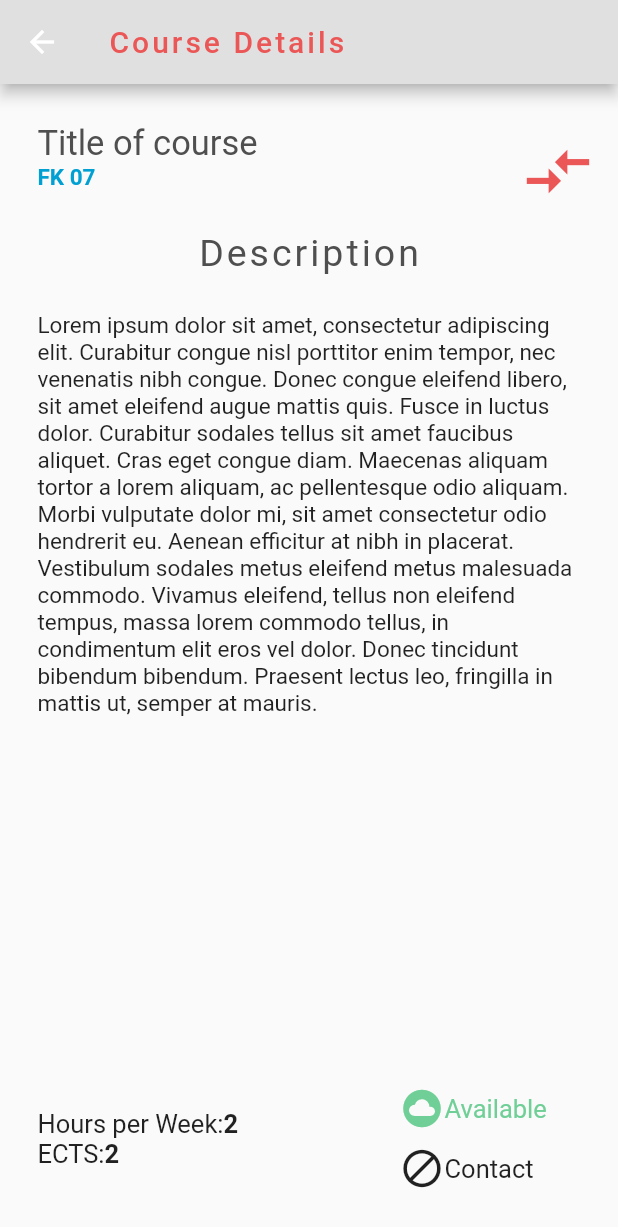
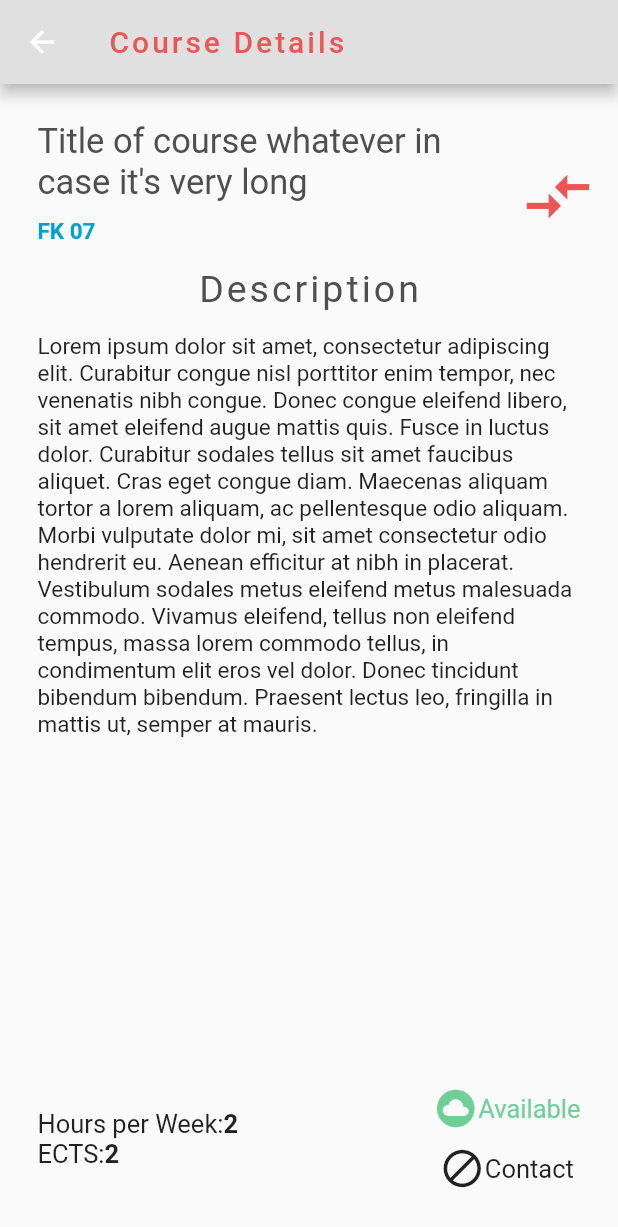
Before and after one commit to mobileappdevhm/dev-team-1-cie-app-in-flutter, a Flutter app: the CourseDetails screen opened directly, on a phone screen of 412 x 824 dp. Shown: the top 1227 px of the screen. Run offline on Flutter 3.47's test engine with Material 2 defaults, Android fonts, the phone set to English and light mode, and no system bars; our stand-ins replace connectivity; missing offline and left inert: progress_hud; accounts and stored records are empty.

Commit message:
Fix overflow bug on the bottom and expand the course title text
Expand the course title and change available/contact box to a container.

```diff
--- a/lib/widgets/courseDetails.dart
+++ b/lib/widgets/courseDetails.dart
@@ -38,9 +38,12 @@ class _CourseDetailsState extends State<CourseDetails> {
                       child: new Column(
                         crossAxisAlignment: CrossAxisAlignment.start,
                         children: <Widget>[
-                          new Text(
-                            "Title of course",
-                            style: CiEStyle.getCourseDescriptionTitleStyle(),
+                          new Container(
+                            padding: const EdgeInsets.only(bottom: 10.0),
+                            child: new Text(
+                              "Title of course whatever in case it's very long",
+                              style: CiEStyle.getCourseDescriptionTitleStyle(),
+                            ),
                           ),
                           new Text(
                             "FK 07",
@@ -49,7 +52,7 @@ class _CourseDetailsState extends State<CourseDetails> {
                         ],
                       ),
                     )),
-                    new Expanded(
+                    new Container(
                       child: new Align(
                         alignment: Alignment.centerRight,
                         child: new IconButton(
@@ -70,7 +73,7 @@ class _CourseDetailsState extends State<CourseDetails> {
                 children: <Widget>[
                   new Padding(
                       padding: const EdgeInsets.only(
-                          left: 0.0, top: 25.0, right: 0.0, bottom: 25.0),
+                          left: 0.0, top: 15.0, right: 0.0, bottom: 15.0),
                       child: new Text(
                         "Description",
                         style: new TextStyle(
@@ -135,7 +138,7 @@ class _CourseDetailsState extends State<CourseDetails> {
                       ],
                     ),
                   ),
-                  new Expanded(
+                  new Container(
                     child: new Column(
                       children: <Widget>[
                         new Padding(
```
